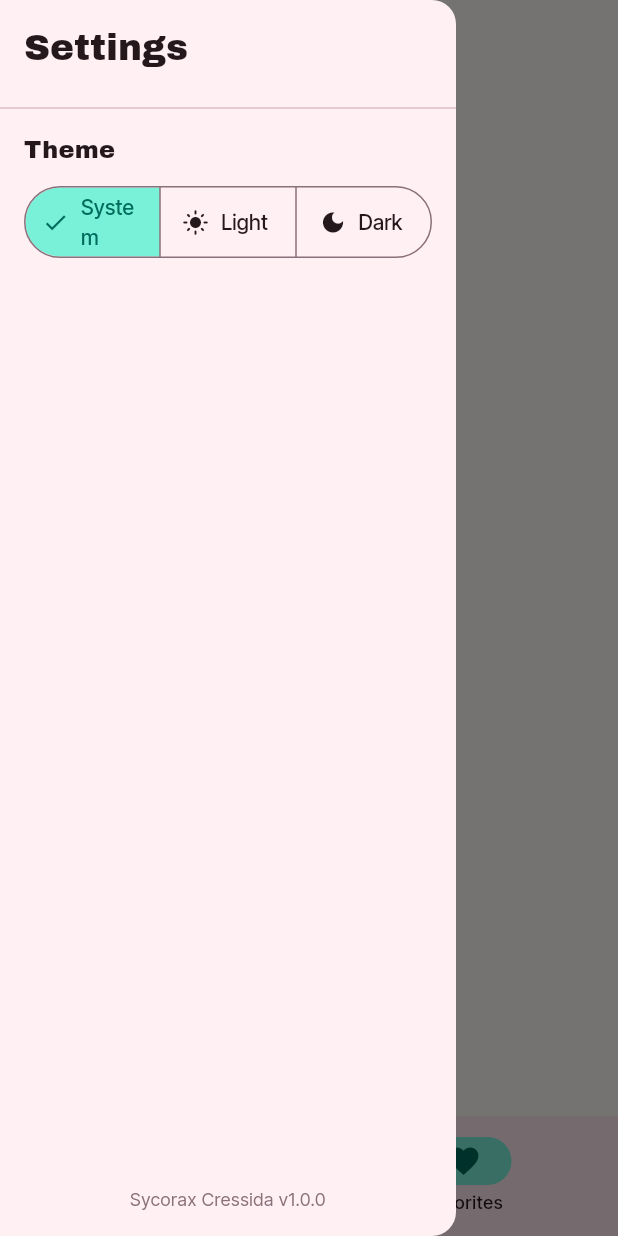
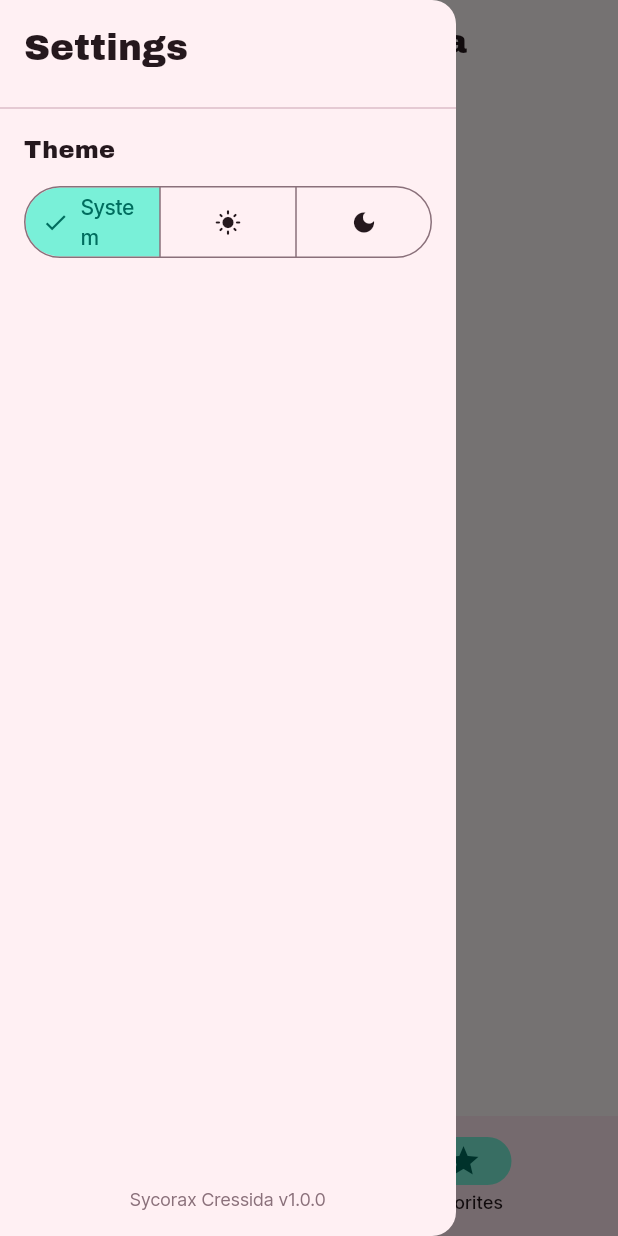
Before and after one commit to ikhsan3adi/sycorax_cressida, a Flutter app: the FavoritesScreen screen opened by its route, with the side drawer open, on a phone screen of 412 x 824 dp. Run offline on Flutter 3.47's test engine with Material 3 defaults, Android fonts, the phone set to English and light mode, and no system bars; our stand-ins replace cached_network_image, dio, drift, flutter_riverpod, go_router, google_fonts and 1 more; missing offline and left inert: media_kit, media_kit_video; accounts and stored records are empty; generated files the repository leaves out were written again; network calls fail.

Commit message:
style(ui): use star icons and refine theme picker
Replace all favorite/heart icons (Icons.favorite,
Icons.favorite_border, Icons.favorite_outline) with their
star equivalents across the favorites screen, channel list
toggle button, and bottom navigation bar.

In the settings drawer, hide text labels on unselected
SegmentedButton segments so only the icon shows for
non-active theme modes, making the picker more compact.

Center the AppBar title in ShellScaffold.

```diff
--- a/lib/features/favorites/favorites_screen.dart
+++ b/lib/features/favorites/favorites_screen.dart
@@ -26,7 +26,7 @@ class FavoritesScreen extends ConsumerWidget {
             return ChannelTile(
               channel: channel,
               trailing: IconButton(
-                icon: const Icon(Icons.favorite, color: Colors.red),
+                icon: const Icon(Icons.star, color: Colors.red),
                 onPressed: () async {
                   await ref
                       .read(favoritesRepositoryProvider)
--- a/lib/features/home/widgets/channel_list.dart
+++ b/lib/features/home/widgets/channel_list.dart
@@ -89,7 +89,7 @@ class _FavoriteButton extends ConsumerWidget {
     return isFav.when(
       data: (fav) => IconButton(
         icon: Icon(
-          fav ? Icons.favorite : Icons.favorite_border,
+          fav ? Icons.star : Icons.star_border,
           color: fav ? Colors.red : null,
         ),
         onPressed: () async {
--- a/lib/features/settings/widgets/settings_drawer.dart
+++ b/lib/features/settings/widgets/settings_drawer.dart
@@ -38,21 +38,27 @@ class SettingsDrawer extends ConsumerWidget {
                     ),
                     const SizedBox(height: 8),
                     SegmentedButton<ThemeMode>(
-                      segments: const [
+                      segments: [
                         ButtonSegment(
                           value: ThemeMode.system,
-                          label: Text('System'),
-                          icon: Icon(Icons.brightness_auto),
+                          label: mode == ThemeMode.system
+                              ? const Text('System')
+                              : null,
+                          icon: const Icon(Icons.brightness_auto),
                         ),
                         ButtonSegment(
                           value: ThemeMode.light,
-                          label: Text('Light'),
-                          icon: Icon(Icons.light_mode),
+                          label: mode == ThemeMode.light
+                              ? const Text('Light')
+                              : null,
+                          icon: const Icon(Icons.light_mode),
                         ),
                         ButtonSegment(
                           value: ThemeMode.dark,
-                          label: Text('Dark'),
-                          icon: Icon(Icons.dark_mode),
+                          label: mode == ThemeMode.dark
+                              ? const Text('Dark')
+                              : null,
+                          icon: const Icon(Icons.dark_mode),
                         ),
                       ],
                       selected: {mode},
--- a/lib/shared/widgets/shell_scaffold.dart
+++ b/lib/shared/widgets/shell_scaffold.dart
@@ -11,7 +11,10 @@ class ShellScaffold extends StatelessWidget {
   @override
   Widget build(BuildContext context) {
     return Scaffold(
-      appBar: AppBar(title: const Text(AppConstants.appName)),
+      appBar: AppBar(
+        title: const Text(AppConstants.appName),
+        centerTitle: true,
+      ),
       drawer: const SettingsDrawer(),
       body: navigationShell,
       bottomNavigationBar: NavigationBar(
@@ -29,8 +32,8 @@ class ShellScaffold extends StatelessWidget {
             label: 'Home',
           ),
           NavigationDestination(
-            icon: Icon(Icons.favorite_outline),
-            selectedIcon: Icon(Icons.favorite),
+            icon: Icon(Icons.star_border),
+            selectedIcon: Icon(Icons.star),
             label: 'Favorites',
           ),
         ],
```
